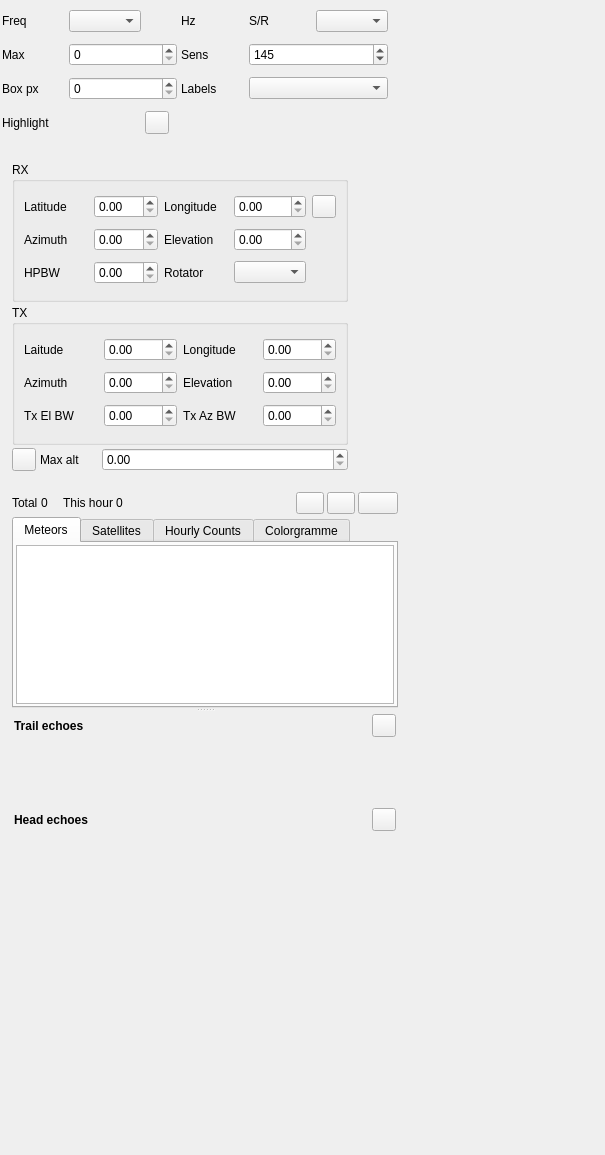
This is plugins/channelrx/meteor/meteorgui.ui in srcejon/sdrangel as Qt 5 draws it before an edit. The edited form follows.
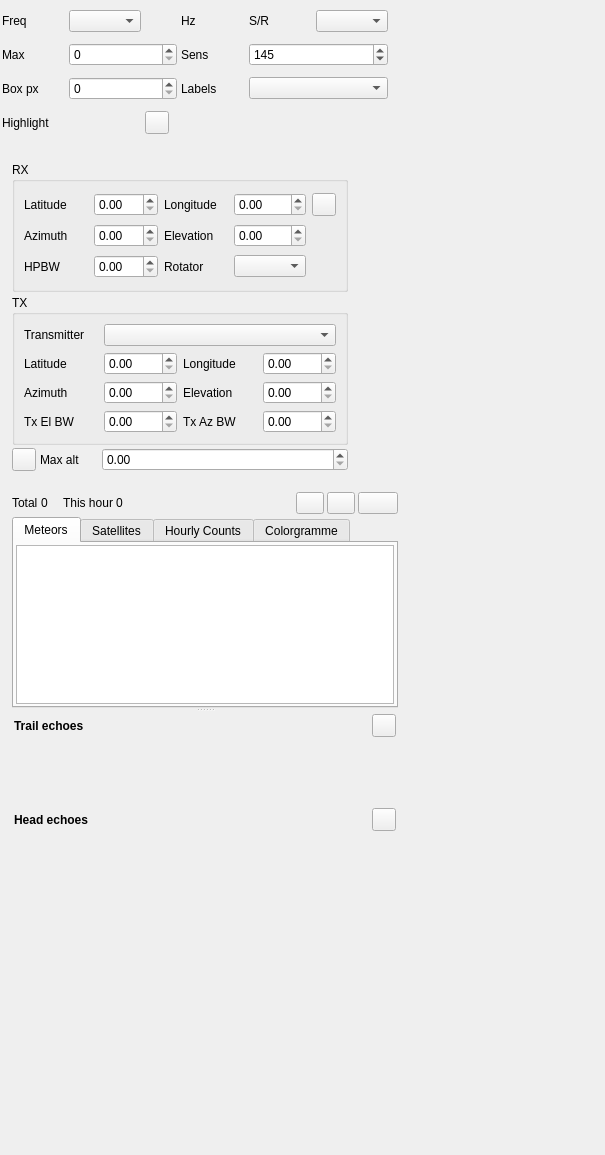
This is the edited form. Icons and pictures are not drawn. Custom widgets are drawn as their Qt base class.

Commit message: Add meteor transmitter presets

Patch:
```diff
--- a/plugins/channelrx/meteor/meteorgui.ui
+++ b/plugins/channelrx/meteor/meteorgui.ui
@@ -352,64 +352,74 @@
        <string>TX</string>
       </property>
       <layout class="QGridLayout" name="gridLayout_2">
-       <item row="0" column="2">
+       <item row="0" column="0">
+        <widget class="QLabel" name="transmitterPresetLabel">
+         <property name="text">
+          <string>Transmitter</string>
+         </property>
+        </widget>
+       </item>
+       <item row="0" column="1" colspan="3">
+        <widget class="QComboBox" name="transmitterPreset"/>
+       </item>
+       <item row="1" column="2">
         <widget class="QLabel" name="transmitterLongitudeLabel">
          <property name="text">
           <string>Longitude</string>
          </property>
         </widget>
        </item>
-       <item row="0" column="0">
+       <item row="1" column="0">
         <widget class="QLabel" name="transmitterLatitudeLabel">
          <property name="text">
-          <string>Laitude</string>
+          <string>Latitude</string>
          </property>
         </widget>
        </item>
-       <item row="0" column="3">
+       <item row="1" column="3">
         <widget class="QDoubleSpinBox" name="transmitterLongitude"/>
        </item>
-       <item row="0" column="1">
+       <item row="1" column="1">
         <widget class="QDoubleSpinBox" name="transmitterLatitude"/>
        </item>
-       <item row="1" column="3">
+       <item row="2" column="3">
         <widget class="QDoubleSpinBox" name="transmitterElevation"/>
        </item>
-       <item row="1" column="2">
+       <item row="2" column="2">
         <widget class="QLabel" name="transmitterElevationLabel">
          <property name="text">
           <string>Elevation</string>
          </property>
         </widget>
        </item>
-       <item row="1" column="1">
+       <item row="2" column="1">
         <widget class="QDoubleSpinBox" name="transmitterAzimuth"/>
        </item>
-       <item row="1" column="0">
+       <item row="2" column="0">
         <widget class="QLabel" name="transmitterAzimuthLabel">
          <property name="text">
           <string>Azimuth</string>
          </property>
         </widget>
        </item>
-       <item row="2" column="0">
+       <item row="3" column="0">
         <widget class="QLabel" name="transmitterHPBWLabel">
          <property name="text">
           <string>Tx El BW</string>
          </property>
         </widget>
        </item>
-       <item row="2" column="1">
+       <item row="3" column="1">
         <widget class="QDoubleSpinBox" name="transmitterHPBW"/>
        </item>
-       <item row="2" column="2">
+       <item row="3" column="2">
         <widget class="QLabel" name="transmitterBeamwidthLabel">
          <property name="text">
           <string>Tx Az BW</string>
          </property>
         </widget>
        </item>
-       <item row="2" column="3">
+       <item row="3" column="3">
         <widget class="QDoubleSpinBox" name="transmitterBeamwidth"/>
        </item>
       </layout>
```
The commit also changes 2 other files.
